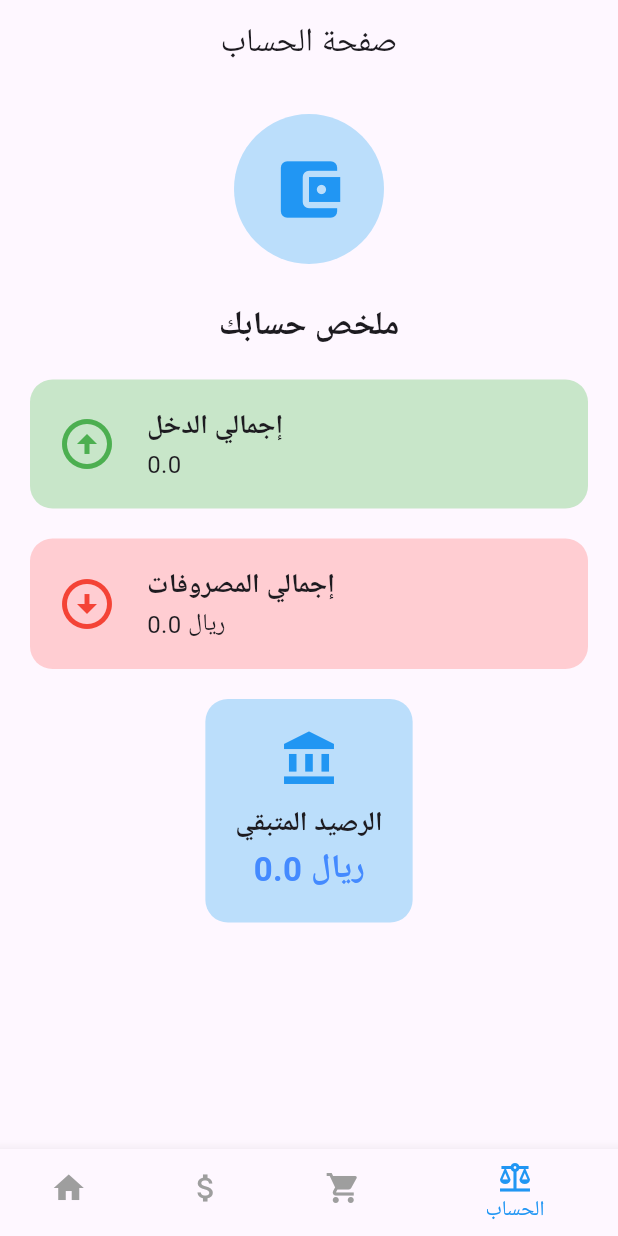
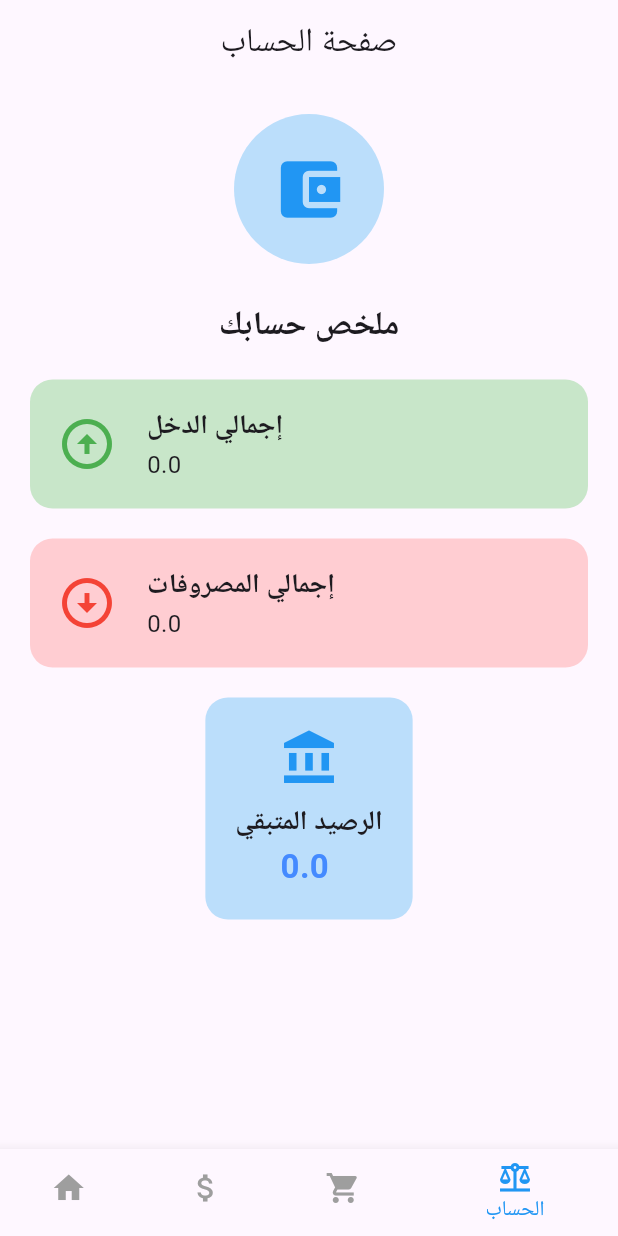
Before and after one commit to HasanAlsaiaari/flutter_Budgettracking_project, a Flutter app: the screen it shows after launch, item 4 of the bottom bar chosen, on a phone screen of 412 x 824 dp. Run offline on Flutter 3.47's test engine with Material 3 defaults, Android fonts, the phone set to English and light mode, and no system bars.

Commit message:
Sample Edit

```diff
--- a/lib/Accountpage.dart
+++ b/lib/Accountpage.dart
@@ -78,7 +78,6 @@ class _AccountpageState extends State<Accountpage>
           crossAxisAlignment: CrossAxisAlignment.center,
           children: [
 
-            // صورة رمزية أو أيقونة كبيرة
             CircleAvatar(
               radius: 50,
               backgroundColor: Colors.blue.shade100,
@@ -88,7 +87,6 @@ class _AccountpageState extends State<Accountpage>
 
             SizedBox(height: 25),
 
-            // العنوان الرئيسي
             Text(
               "ملخص حسابك",
               style: TextStyle(
@@ -99,7 +97,7 @@ class _AccountpageState extends State<Accountpage>
 
             SizedBox(height: 20),
 
-            // بطاقة الدخل
+
             Container(
               padding: EdgeInsets.all(18),
               decoration: BoxDecoration(
@@ -125,7 +123,7 @@ class _AccountpageState extends State<Accountpage>
 
             SizedBox(height: 20),
 
-            // بطاقة المصروفات
+
             Container(
               padding: EdgeInsets.all(18),
               decoration: BoxDecoration(
@@ -142,7 +140,7 @@ class _AccountpageState extends State<Accountpage>
                       Text("إجمالي المصروفات",
                           style: TextStyle(
                               fontSize: 18, fontWeight: FontWeight.bold)),
-                      Text("$_totalExpenses ريال", style: TextStyle(fontSize: 16)),
+                      Text('$_totalExpenses ', style: TextStyle(fontSize: 16)),
                     ],
                   )
                 ],
@@ -151,7 +149,7 @@ class _AccountpageState extends State<Accountpage>
 
             SizedBox(height: 20),
 
-            // بطاقة الرصيد
+
             Container(
               padding: EdgeInsets.all(20),
               decoration: BoxDecoration(
@@ -166,7 +164,7 @@ class _AccountpageState extends State<Accountpage>
                       style:
                           TextStyle(fontSize: 18, fontWeight: FontWeight.bold)),
                   Text(
-                    "$_balance ريال",
+                    '$_balance ',
                     style: TextStyle(
                         fontSize: 22,
                         fontWeight: FontWeight.bold,
```
